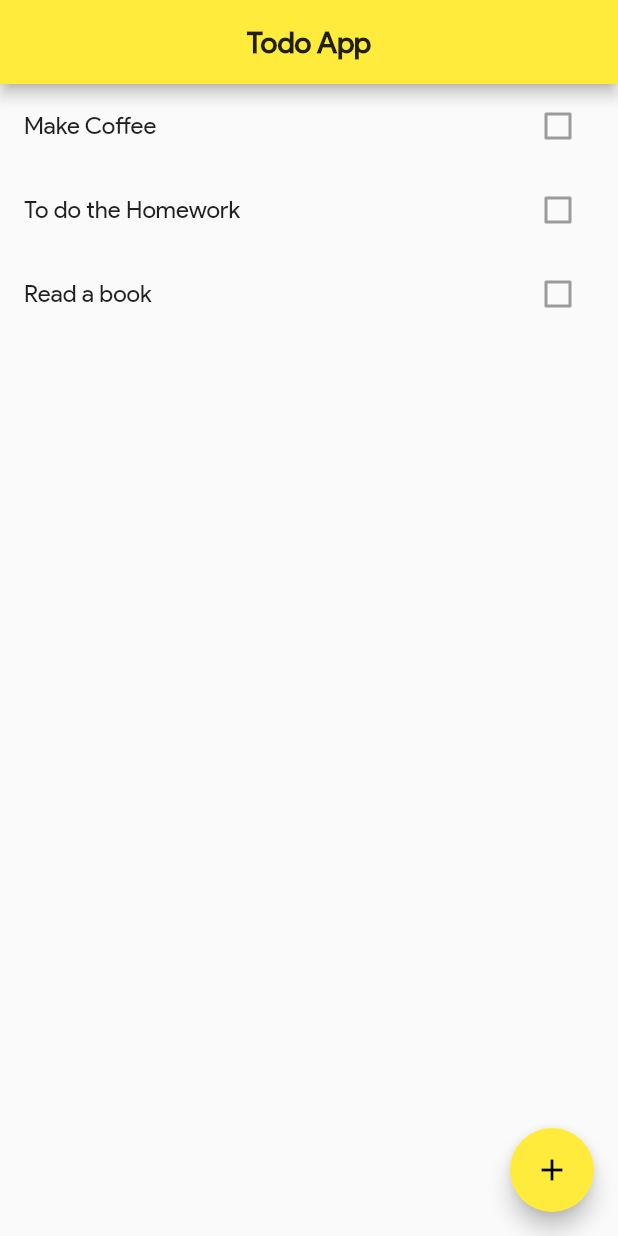
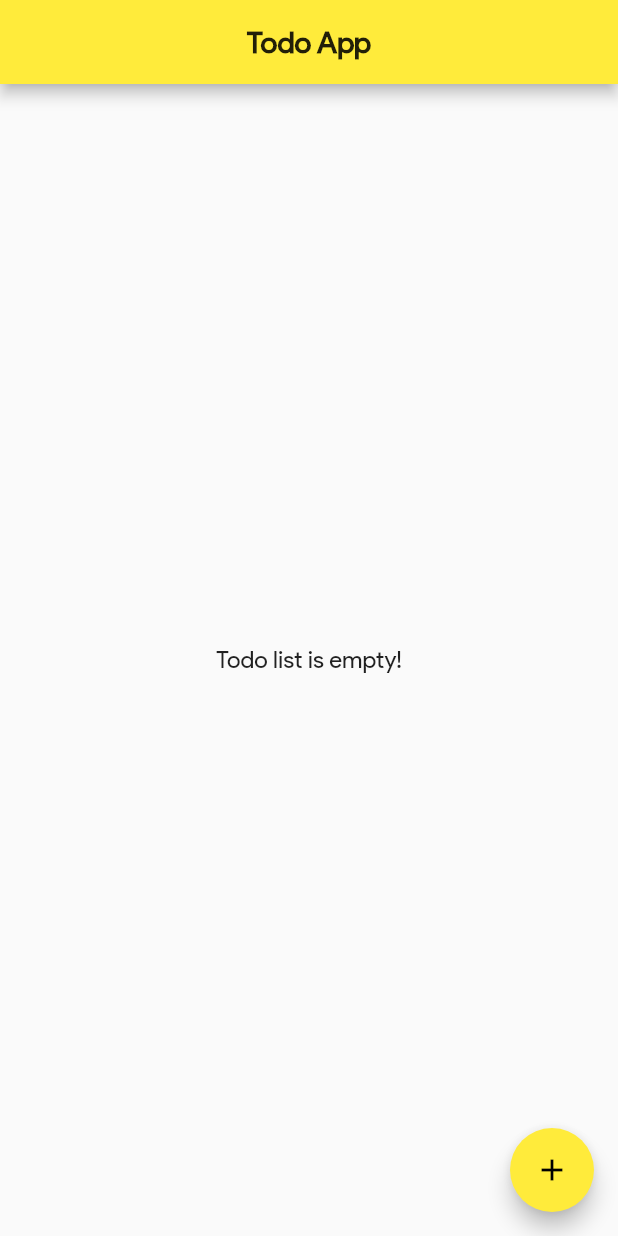
Before and after one commit to gabrielvictorjs/flutter-todo-app, a Flutter app: the screen it shows after launch, on a phone screen of 412 x 824 dp. Run offline on Flutter 3.47's test engine with Material 2 defaults, Android fonts, the phone set to English and light mode, and no system bars.

Commit message:
new todo action finished

```diff
--- a/lib/screens/home_screen.dart
+++ b/lib/screens/home_screen.dart
@@ -13,9 +13,6 @@ class _HomeScreenState extends State<HomeScreen> {
 
   @override
   void initState() {
-    _todos.add(Todo(title: "Make Coffee"));
-    _todos.add(Todo(title: "To do the Homework"));
-    _todos.add(Todo(title: "Read a book"));
     super.initState();
   }
 
@@ -26,7 +23,23 @@ class _HomeScreenState extends State<HomeScreen> {
   }
 
   void _removeTodo(Todo item) {
-    _todos.remove(item);
+    setState(() {
+      _todos.remove(item);
+    });
+  }
+
+  void _addTodo(Todo item) {
+    setState(() {
+      _todos.add(item);
+    });
+  }
+
+  void _goToNewItemView() {
+    Navigator.push(context, MaterialPageRoute(
+      builder: (context) => NewTodoScreen()
+    )).then((title) {
+      if(title != null) _addTodo(Todo(title: title));
+    });
   }
 
   @override
@@ -40,17 +53,20 @@ class _HomeScreenState extends State<HomeScreen> {
         centerTitle: true,
       ),
 
-      body: ListView.builder(
+      body: _todos.isEmpty
+
+      ? Center(child: Text(
+          "Todo list is empty!",
+          style: TextStyle(fontSize: 16),
+        ))
+
+      : ListView.builder(
         itemCount: _todos.length,
         itemBuilder: (context, index) => buildTodoItem(_todos[index])
       ),
 
       floatingActionButton: FloatingActionButton(
-        onPressed: () {
-          Navigator.push(context, MaterialPageRoute(
-            builder: (context) => NewTodoScreen()
-          ));
-        },
+        onPressed: _goToNewItemView,
         child: Icon(Icons.add),
       ),
     );
```
Also changed, not shown: lib/screens/new_todo_screen.dart (+20 -3 lines).
